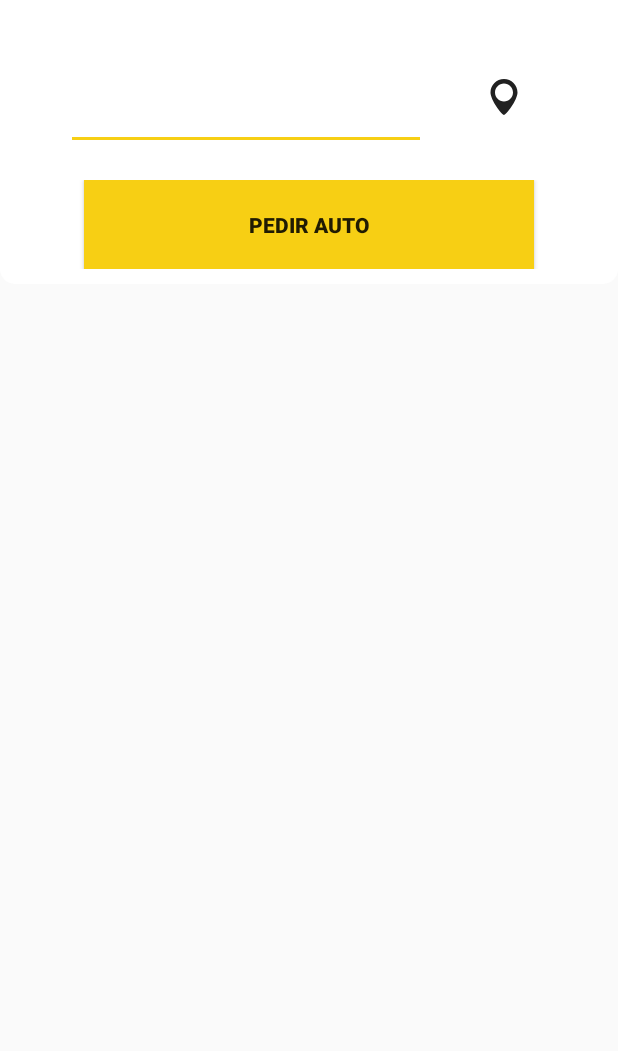
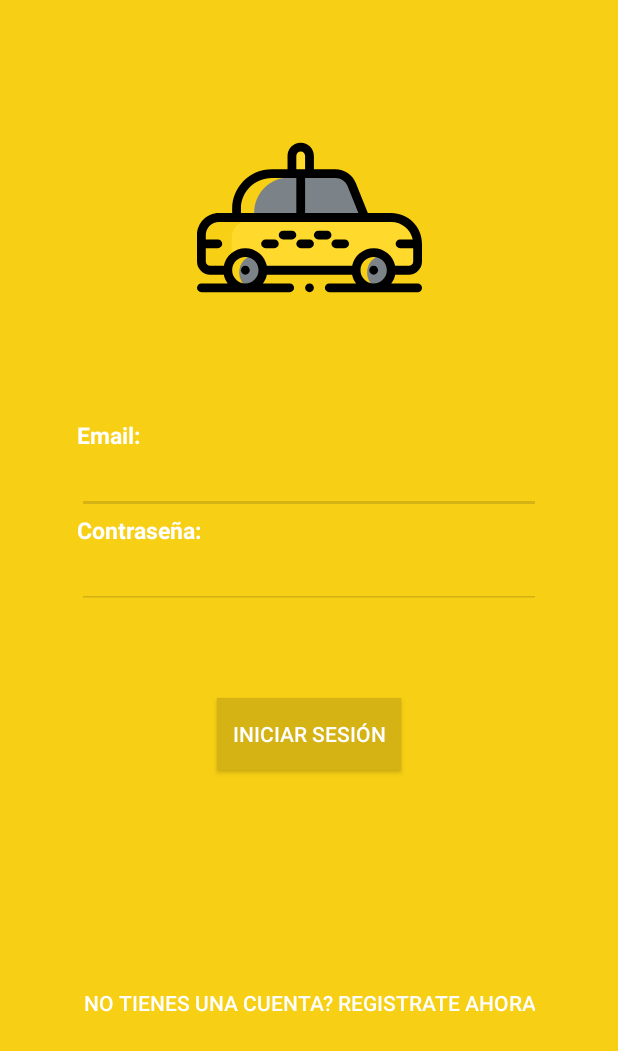
Before and after one commit to JuanseMastrangelo/CiberTaxi, an Android app: the screen it shows after launch (MapsActivity before the commit, iniciar_sesion after it), on a phone screen of 412 x 824 dp. Shown: the top 1051 px of the screen. Run offline under Robolectric (Android 15) with nearby library versions, the light colour scheme and no system bars; our stand-ins replace Volley; libraries missing offline, so code that uses them is left out: ru.whalemare.sheetmenu; network calls fail.

Commit message:
C:/Program Files/Git/

```diff
--- a/app/src/main/AndroidManifest.xml
+++ b/app/src/main/AndroidManifest.xml
@@ -13,6 +13,10 @@
             android:roundIcon="@mipmap/ic_launcher_round"
             android:supportsRtl="true"
             android:theme="@style/AppTheme">
+        <activity android:name=".registro_sesion">
+        </activity>
+        <activity android:name=".iniciar_sesion">
+        </activity>
         <activity android:name=".ConductorActivity">
         </activity>
 
--- a/app/src/main/java/com/android/cibertaxi/MapsActivity.kt
+++ b/app/src/main/java/com/android/cibertaxi/MapsActivity.kt
@@ -5,6 +5,7 @@ import android.annotation.SuppressLint
 import android.app.AlertDialog
 import android.content.Context
 import android.content.Intent
+import android.content.SharedPreferences
 import android.content.pm.PackageManager
 import android.location.Address
 import android.location.Geocoder
@@ -66,6 +67,10 @@ class MapsActivity : AppCompatActivity(), OnMapReadyCallback {
     private val REQUEST_PERMISSION_LOCATION = 10
     var geocodeMatches: List<Address>? = null
 
+    // SharedPreferences
+    val PREFS_FILENAME = "com.android.cibertaxi.prefs"
+    var prefs: SharedPreferences? = null
+
     @SuppressLint("WrongViewCast")
     override fun onCreate(savedInstanceState: Bundle?) {
         super.onCreate(savedInstanceState)
@@ -75,9 +80,13 @@ class MapsActivity : AppCompatActivity(), OnMapReadyCallback {
         setContentView(R.layout.activity_maps)
         supportActionBar?.hide()
 
-        //val intent = Intent(this, ConductorActivity::class.java)
-        //startActivity(intent)
 
+        // SharedPreferences <Nos fijamos si la sesión esta iniciada, sino la reenviamos a iniciar_sesion.kt>
+        prefs = this.getSharedPreferences(PREFS_FILENAME, 0)
+        if(prefs!!.getInt("iniciado", 0) == 0){ // Si la sesión no esta iniciada
+            val intent = Intent(this, iniciar_sesion::class.java)
+            startActivity(intent)
+        }
         // Google Maps
         val mapFragment = supportFragmentManager.findFragmentById(R.id.map) as SupportMapFragment
         mapFragment.getMapAsync(this)
--- /dev/null
+++ b/app/src/main/res/layout/activity_iniciar_sesion.xml
@@ -0,0 +1,101 @@
+<?xml version="1.0" encoding="utf-8"?>
+<androidx.constraintlayout.widget.ConstraintLayout
+        xmlns:android="http://schemas.android.com/apk/res/android"
+        xmlns:tools="http://schemas.android.com/tools"
+        xmlns:app="http://schemas.android.com/apk/res-auto"
+        android:layout_width="match_parent"
+        android:layout_height="match_parent"
+        android:background="@color/colorPrimary"
+        tools:context=".iniciar_sesion">
+
+    <ImageView
+            android:id="@+id/iv_logo"
+            android:layout_width="150dp"
+            android:layout_height="150dp"
+            android:src="@drawable/taxi"
+            app:layout_constraintEnd_toEndOf="parent"
+            app:layout_constraintStart_toStartOf="parent"
+            app:layout_constraintTop_toTopOf="parent"
+            android:layout_marginTop="70dp"/>
+
+    <LinearLayout
+            android:id="@+id/ll_form"
+            android:layout_width="match_parent"
+            android:layout_height="wrap_content"
+            android:orientation="vertical"
+            android:padding="35dp"
+            app:layout_constraintTop_toBottomOf="@+id/iv_logo"
+            app:layout_constraintStart_toStartOf="parent"
+            app:layout_constraintEnd_toEndOf="parent" android:layout_marginRight="16dp" android:layout_marginEnd="16dp"
+            android:layout_marginLeft="16dp" android:layout_marginStart="16dp" android:layout_marginTop="24dp">
+
+        <TextView
+                android:id="@+id/tv_email"
+                android:text="Email:"
+                android:textSize="15sp"
+                android:textColor="@android:color/white"
+                android:textStyle="bold"
+                android:layout_width="wrap_content"
+                android:layout_height="wrap_content"/>
+
+        <EditText
+                android:id="@+id/et_email"
+                android:layout_width="match_parent"
+                android:textSize="15sp"
+                android:backgroundTint="#D5B314"
+                android:inputType="textEmailAddress"
+                android:layout_height="wrap_content"/>
+
+        <TextView
+                android:id="@+id/tv_pass"
+                android:text="Contraseña:"
+                android:textSize="15sp"
+                android:textColor="@android:color/white"
+                android:textStyle="bold"
+                android:layout_width="wrap_content"
+                android:layout_height="wrap_content"/>
+
+        <EditText
+                android:id="@+id/et_pass"
+                android:layout_width="match_parent"
+                android:inputType="textPassword"
+                android:textSize="15sp"
+                android:backgroundTint="#D5B314"
+                android:layout_height="wrap_content"/>
+
+    </LinearLayout>
+    <Button
+            android:layout_width="wrap_content"
+            android:layout_height="wrap_content"
+            app:layout_constraintEnd_toEndOf="parent"
+            android:textColor="@android:color/white"
+            android:background="#D5B314"
+            android:layout_marginEnd="8dp"
+            android:padding="10dp"
+            android:text="Iniciar Sesión"
+            android:layout_marginRight="8dp"
+            app:layout_constraintStart_toStartOf="parent"
+            android:layout_marginLeft="8dp"
+            android:layout_marginStart="8dp"
+            android:layout_marginTop="24dp"
+            app:layout_constraintTop_toBottomOf="@+id/ll_form"
+            android:id="@+id/btn_accion"/>
+    <Button
+            android:text="No tienes una cuenta? Registrate ahora"
+            android:layout_width="wrap_content"
+            android:layout_height="wrap_content"
+            android:id="@+id/btn_segundaAccion"
+            android:textColor="@android:color/white"
+            android:layout_marginTop="8dp"
+            android:background="@android:color/transparent"
+            app:layout_constraintTop_toBottomOf="@+id/btn_accion"
+            app:layout_constraintEnd_toEndOf="parent"
+            android:layout_marginEnd="8dp"
+            android:layout_marginRight="8dp"
+            app:layout_constraintStart_toStartOf="parent"
+            android:layout_marginLeft="8dp"
+            android:layout_marginStart="8dp"
+            android:layout_marginBottom="8dp"
+            app:layout_constraintBottom_toBottomOf="parent"/>
+
+</androidx.constraintlayout.widget.ConstraintLayout>
--- a/app/src/main/res/values/colors.xml
+++ b/app/src/main/res/values/colors.xml
@@ -9,4 +9,5 @@
     <color name="LightBlue">#1495F7</color>
     <color name="white">#fff</color>
     <color name="black">#313131</color>
+    <color name="red">#EC3333</color>
 </resources>
```
Also changed, not shown: app/src/main/java/com/android/cibertaxi/iniciar_sesion.kt (added, +93 -0 lines), app/src/main/java/com/android/cibertaxi/registro_sesion.kt (added, +92 -0 lines), app/src/main/res/layout/activity_registro_sesion.xml (added, +117 -0 lines), app/src/main/res/layout/infowindows.xml (deleted, +0 -34 lines).
